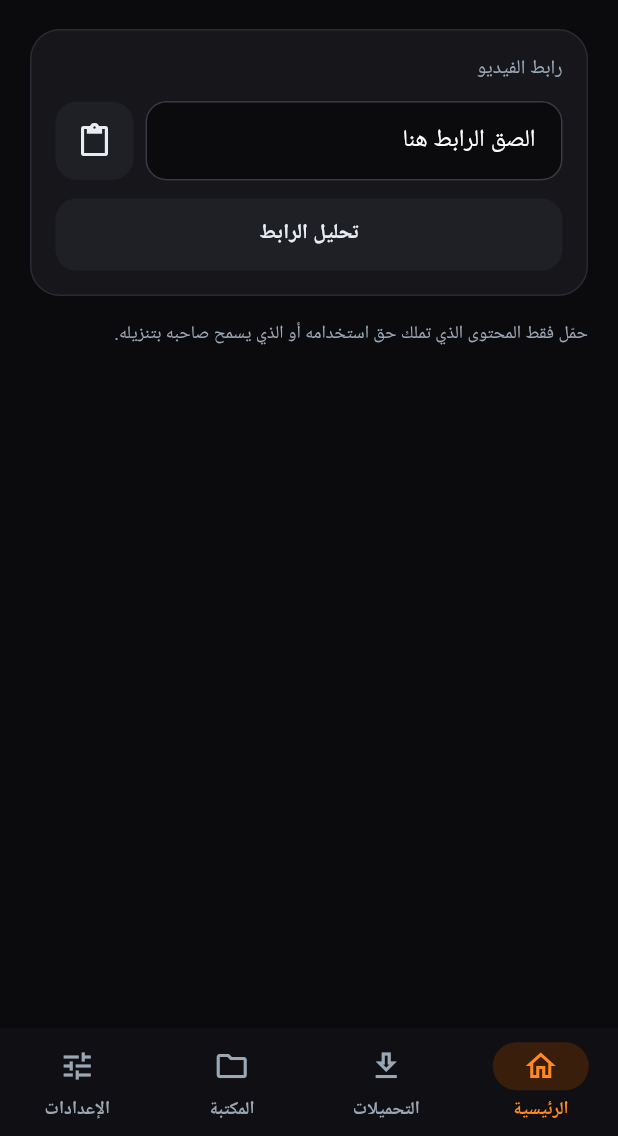
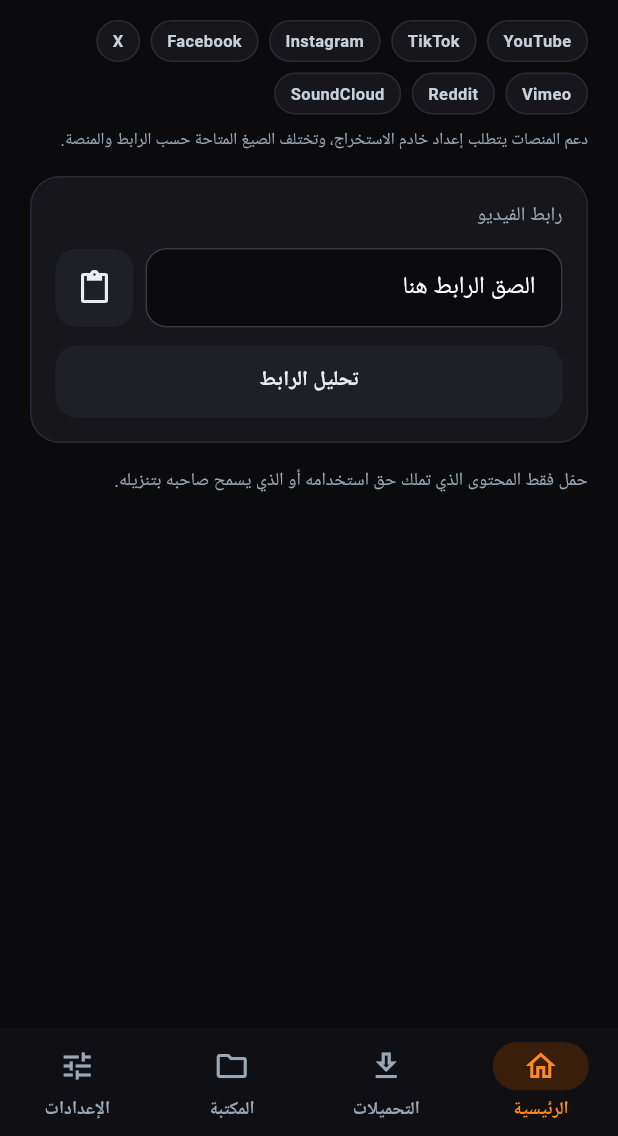
Before and after one commit to mohdnoaman2011-lgtm/FlixGo-Pro, a Flutter app: the screen it shows after launch, on a phone screen of 412 x 824 dp, the part 100-1236 px from its top. Run offline on Flutter 3.47's test engine with Material 3 defaults, Android fonts, the phone set to English and light mode, and no system bars; our stand-ins replace connectivity_plus, dio, flutter_local_notifications, google_fonts, open_filex, shared_preferences; missing offline and left inert: gal; Roboto replaces fonts that are missing (Cairo).

Commit message:
Update home_screen.dart

```diff
--- a/lib/screens/home_screen.dart
+++ b/lib/screens/home_screen.dart
@@ -95,6 +95,28 @@
       children: [
         const Text('FlixGo', style: TextStyle(fontSize: 22, fontWeight: FontWeight.w700)),
         Text('الصق الرابط وابدأ التحميل', style: TextStyle(fontSize: 13, color: C.muted)),
+        const SizedBox(height: 10),
+        Wrap(
+          spacing: 7,
+          runSpacing: 7,
+          children: [
+            for (final name in const ['YouTube', 'TikTok', 'Instagram', 'Facebook', 'X', 'Vimeo', 'Reddit', 'SoundCloud'])
+              Container(
+                padding: const EdgeInsets.symmetric(horizontal: 10, vertical: 5),
+                decoration: BoxDecoration(
+                  color: C.surface,
+                  borderRadius: BorderRadius.circular(999),
+                  border: Border.all(color: C.border),
+                ),
+                child: Text(name, style: TextStyle(fontSize: 11, color: C.text2, fontWeight: FontWeight.w600)),
+              ),
+          ],
+        ),
+        const SizedBox(height: 8),
+        Text(
+          'دعم المنصات يتطلب إعداد خادم الاستخراج، وتختلف الصيغ المتاحة حسب الرابط والمنصة.',
+          style: TextStyle(fontSize: 11, color: C.muted, height: 1.5),
+        ),
         const SizedBox(height: 16),
         Panel(children: [
           Text('رابط الفيديو', style: TextStyle(fontSize: 13, color: C.muted)),
```
